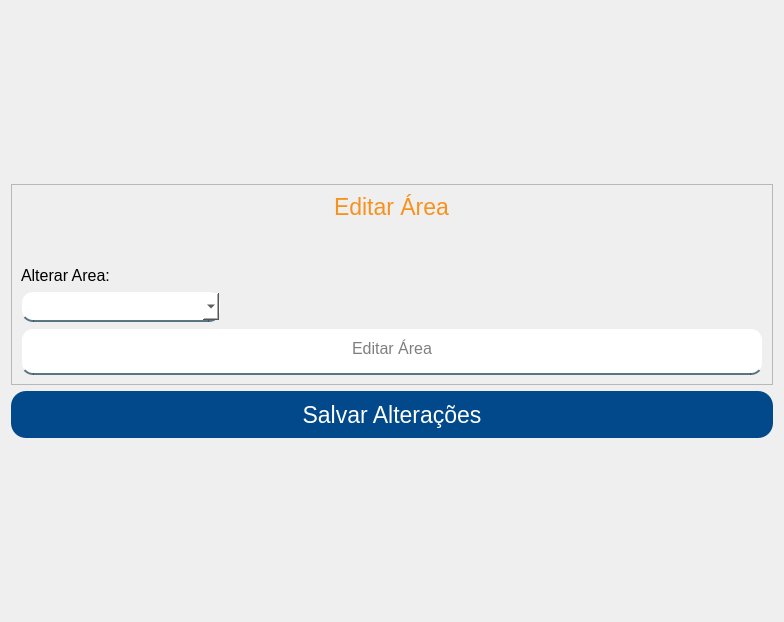
Old version of the form App/view/ui/editarArea.ui in the repository Senac-SOR-ADS/Mapa-de-Sala.
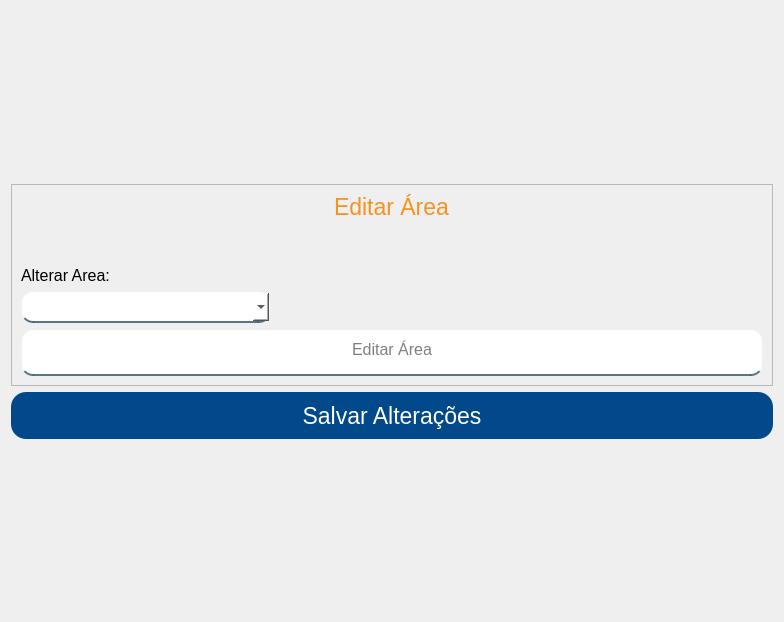
New version of the form.

```diff
--- a/App/view/ui/editarArea.ui
+++ b/App/view/ui/editarArea.ui
@@ -115,10 +115,15 @@
        <widget class="QComboBox" name="alterarArea">
         <property name="minimumSize">
          <size>
-          <width>200</width>
+          <width>250</width>
           <height>31</height>
          </size>
         </property>
+        <property name="font">
+         <font>
+          <pointsize>12</pointsize>
+         </font>
+        </property>
         <property name="cursor">
          <cursorShape>PointingHandCursor</cursorShape>
         </property>
```
